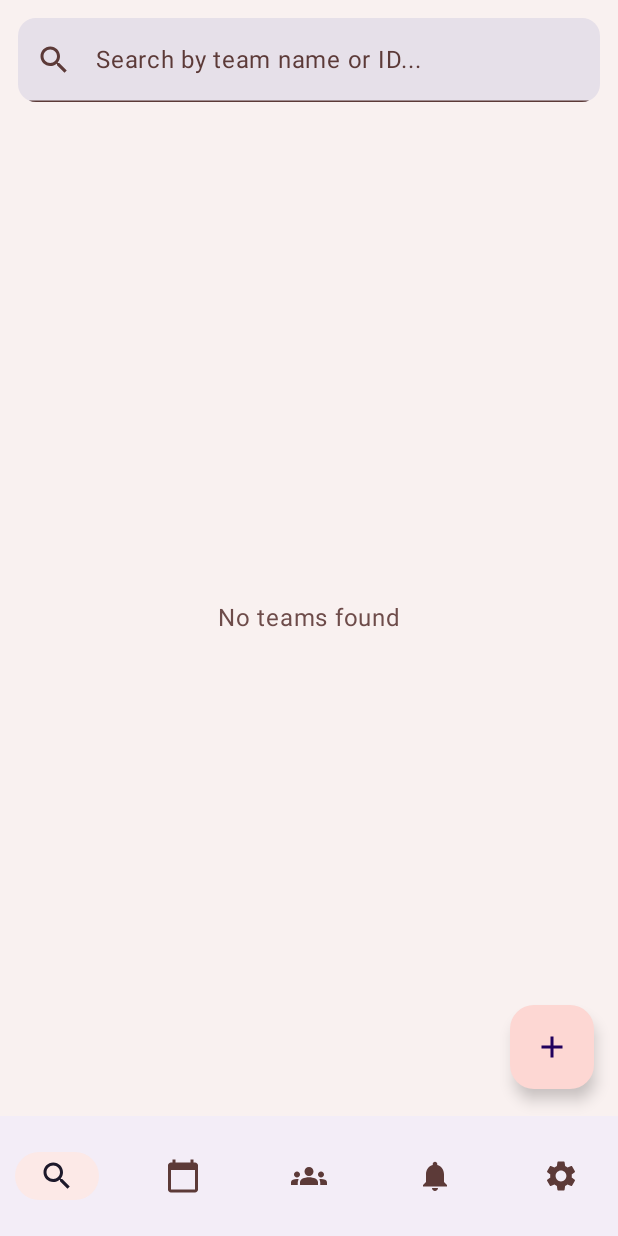
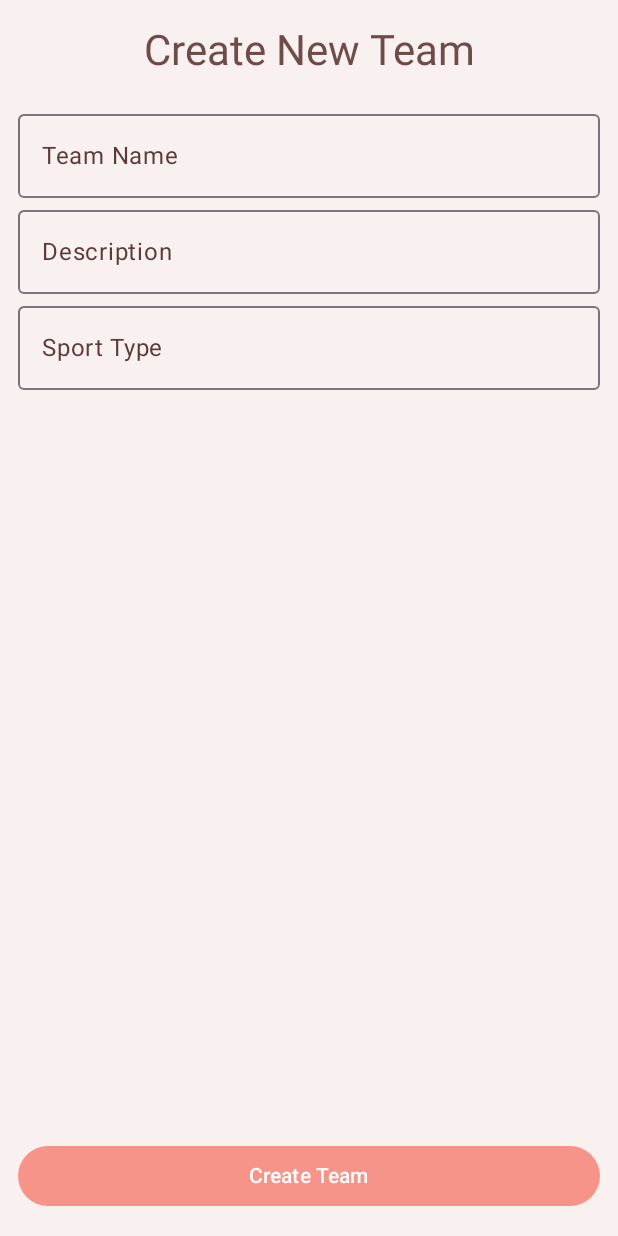
Before and after one commit to Marzuk-M/HuddleUp, an Android app built with Jetpack Compose: the TeamSearchScreen screen opened through its navigation route, after a tap on "Create New Team", on a phone screen of 412 x 824 dp. Run offline under Robolectric (Android 15) with nearby library versions, the light colour scheme and no system bars; our stand-ins replace Firebase (no records; nobody signed in at launch, a user with empty details on screens opened directly).

Commit message:
create team UI added

```diff
--- a/app/src/main/java/com/example/huddleup/MainActivity.kt
+++ b/app/src/main/java/com/example/huddleup/MainActivity.kt
@@ -19,6 +19,7 @@ import androidx.navigation.compose.rememberNavController
 import com.example.huddleup.auth.LoginScreen
 import com.example.huddleup.auth.SignUpScreen
 import com.example.huddleup.chat.ChatScreen
+import com.example.huddleup.createteam.CreateTeamScreen
 import com.example.huddleup.dashboard.GameDetailsScreen
 import com.example.huddleup.dashboard.ScheduleScreen
 import com.example.huddleup.myteams.MyTeamsScreen
@@ -87,6 +88,7 @@ class MainActivity : ComponentActivity() {
                         }
 
                         composable(route = Routes.MY_TEAMS) { MyTeamsScreen(navController) }
+                        composable(route = Routes.NEW_TEAM) { CreateTeamScreen(navController) }
                         composable(route = Routes.CHAT) { backStackEntry ->
                             val teamId = backStackEntry.arguments?.getString("teamId")
                             ChatScreen(navController, teamId)
--- a/app/src/main/java/com/example/huddleup/NavigationUtils.kt
+++ b/app/src/main/java/com/example/huddleup/NavigationUtils.kt
@@ -9,6 +9,7 @@ object NavigationUtils {
     fun checkIfDisabledNavBarRoute(route: String): Boolean {
         if (route == Routes.LOGIN) return false
         if (route == Routes.SIGNUP) return false
+        if (route == Routes.NEW_TEAM) return false
         if (route.startsWith("chat/")) return false
         if (route.startsWith("team_details/")) return false
         return true // TODO: ADD LOGIC TO DISABLE THE NAVBAR FOR CERTAIN SCREENS
--- a/app/src/main/java/com/example/huddleup/Routes.kt
+++ b/app/src/main/java/com/example/huddleup/Routes.kt
@@ -8,6 +8,7 @@ object Routes {
     const val NOTIFICATION = "notification"
     const val TEAM_SEARCH = "search"
     const val MY_TEAMS = "my_teams"
+    const val NEW_TEAM = "new_team"
     const val GAME_DETAILS_WITH_ARG = "game_details/{gameId}"
     const val TEAM_DETAILS = "team_details/{teamId}"
     const val CHAT = "chat/{teamId}"
--- /dev/null
+++ b/app/src/main/java/com/example/huddleup/createteam/CreateTeamDTO.kt
@@ -0,0 +1 @@
+package com.example.huddleup.createteam
--- /dev/null
+++ b/app/src/main/java/com/example/huddleup/createteam/CreateTeamScreen.kt
@@ -0,0 +1,76 @@
+package com.example.huddleup.createteam
+
+import androidx.compose.foundation.layout.Column
+import androidx.compose.foundation.layout.Spacer
+import androidx.compose.foundation.layout.fillMaxWidth
+import androidx.compose.foundation.layout.padding
+import androidx.compose.material3.Button
+import androidx.compose.material3.OutlinedTextField
+import androidx.compose.material3.Scaffold
+import androidx.compose.material3.Text
+import androidx.compose.runtime.Composable
+import androidx.compose.runtime.getValue
+import androidx.compose.runtime.mutableStateOf
+import androidx.compose.runtime.remember
+import androidx.compose.runtime.setValue
+import androidx.compose.ui.Modifier
+import androidx.compose.ui.unit.dp
+import androidx.lifecycle.viewmodel.compose.viewModel
+import androidx.navigation.NavController
+import com.example.huddleup.sharedcomponents.PageHeader
+
+@Composable
+fun CreateTeamScreen(
+    navController: NavController,
+    viewModel: CreateTeamViewModel = viewModel()
+) {
+    var teamName by remember { mutableStateOf("") }
+    var description by remember { mutableStateOf("") }
+    var selectedSport by remember { mutableStateOf("") }
+
+    Scaffold(topBar = { PageHeader(title = "Create New Team") }) {
+        Column(
+            modifier = Modifier.padding(top = it.calculateTopPadding(), start = 12.dp, end = 12.dp)
+        ) {
+            OutlinedTextField(
+                value = teamName,
+                onValueChange = { teamName = it },
+                label = { Text("Team Name") },
+                modifier = Modifier.fillMaxWidth()
+            )
+
+            OutlinedTextField(
+                value = description,
+                onValueChange = { description = it },
+                label = { Text("Description") },
+                modifier = Modifier.fillMaxWidth()
+            )
+
+            OutlinedTextField(
+                value = selectedSport,
+                onValueChange = { selectedSport = it },
+                label = { Text("Sport Type") },
+                modifier = Modifier.fillMaxWidth()
+            )
+
+            Spacer(modifier = Modifier.weight(1f))
+
+            Button(
+                onClick = {
+                    viewModel.createTeam(
+                        name = teamName,
+                        description = description,
+                        sport = selectedSport,
+                        onSuccess = { navController.popBackStack() },
+                        onError = { /* Handle error */ }
+                    )
+                },
+                modifier = Modifier
+                    .fillMaxWidth()
+                    .padding(vertical = 16.dp)
+            ) {
+                Text("Create Team")
+            }
+        }
+    }
+}
--- /dev/null
+++ b/app/src/main/java/com/example/huddleup/createteam/CreateTeamService.kt
@@ -0,0 +1,12 @@
+package com.example.huddleup.createteam
+
+import android.util.Log
+import io.ktor.client.HttpClient
+
+class CreateTeamService(private val client: HttpClient) {
+
+    suspend fun createTeam(): Boolean {
+        Log.d("Service", "createTeam")
+        return true
+    }
+}
--- /dev/null
+++ b/app/src/main/java/com/example/huddleup/createteam/CreateTeamViewModel.kt
@@ -0,0 +1,18 @@
+package com.example.huddleup.createteam
+
+import androidx.lifecycle.ViewModel
+import com.example.huddleup.HttpClientProvider
+
+class CreateTeamViewModel : ViewModel() {
+    private val createTeamService = CreateTeamService(HttpClientProvider.httpClient)
+
+    fun createTeam(
+        name: String,
+        description: String,
+        sport: String,
+        onSuccess: () -> Boolean,
+        onError: () -> Unit
+    ) {
+
+    }
+}
--- a/app/src/main/java/com/example/huddleup/teamsearch/TeamSearchScreen.kt
+++ b/app/src/main/java/com/example/huddleup/teamsearch/TeamSearchScreen.kt
@@ -71,7 +71,7 @@ fun TeamSearchScreen(
         },
         floatingActionButton = {
             FloatingActionButton(
-                onClick = { /*TODO:CREATE TEAM*/ },
+                onClick = { navController.navigate("new_team") },
                 modifier = Modifier.padding(bottom = 2.dp)
             ) {
                 Icon(
```
